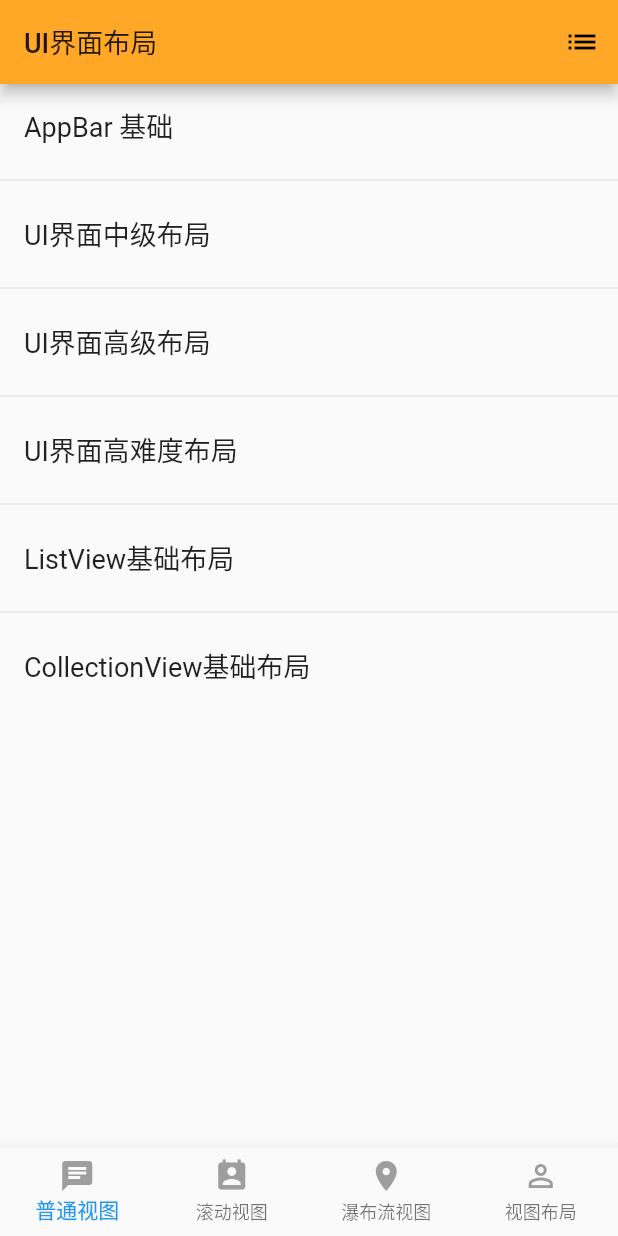
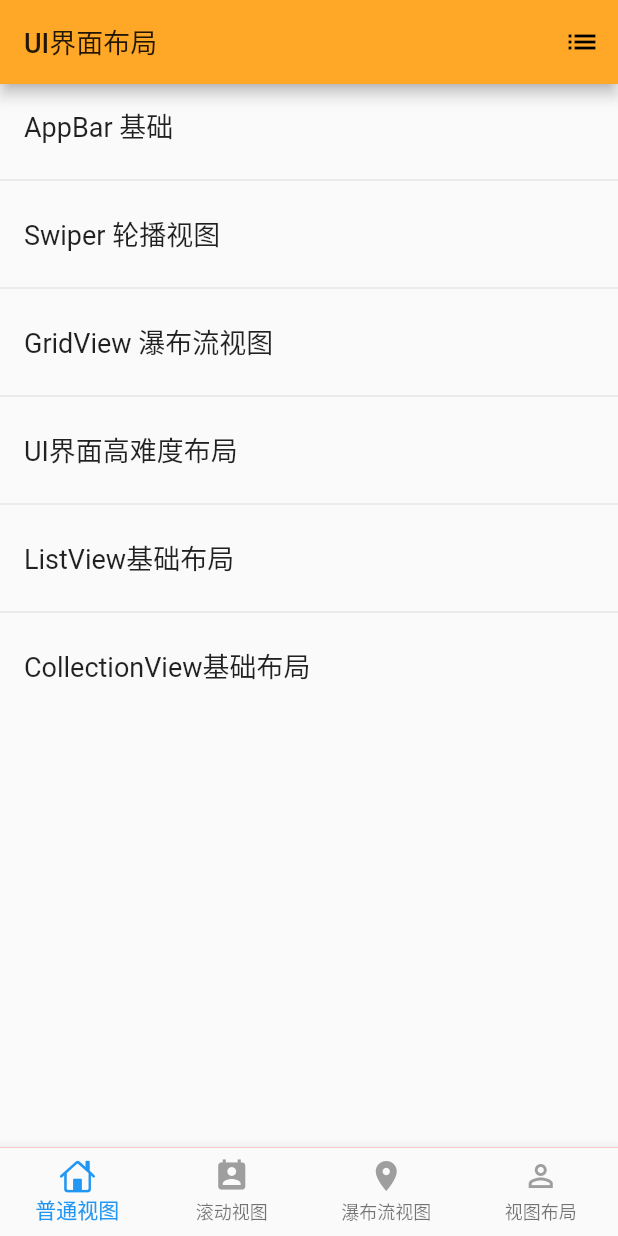
Before and after one commit to opvexe/FlutterNews, a Flutter app: the screen it shows after launch, on a phone screen of 412 x 824 dp. Run offline on Flutter 3.47's test engine with Material 2 defaults, Android fonts, the phone set to English and light mode, and no system bars; our stand-ins replace flutter_swiper.

Commit message:
1,collectionView 视图 2,轮播视图 3,tableview 视图

```diff
--- a/myapp/lib/Page/homeController.dart
+++ b/myapp/lib/Page/homeController.dart
@@ -1,6 +1,8 @@
 import 'package:flutter/material.dart';
-import './normalController.dart';
 import './listController.dart';
+import './bannerSwiper.dart';
+import './gridViewCollection.dart';
+
 import 'package:myapp/AppBar/appbar.dart';
 
 class home extends StatefulWidget {
@@ -56,13 +58,25 @@ class _TableListViewState extends State<TableListView> {
         'class': appbarView(),
       },
       {
-        'title': 'UI界面中级布局',
-        'class': listController(),
+        'title': 'Swiper 轮播视图',
+        'class': bannerSwiperView(),
       },
-      {'title': 'UI界面高级布局', 'class': listController()},
-      {'title': 'UI界面高难度布局', 'class': listController()},
-      {'title': 'ListView基础布局', 'class': listController()},
-      {'title': 'CollectionView基础布局', 'class': listController()}
+      {
+        'title': 'GridView 瀑布流视图',
+        'class': gridViewCollection()
+        },
+      {
+        'title': 'UI界面高难度布局',
+        'class': listController()
+        },
+      {
+        'title': 'ListView基础布局',
+         'class': listController()
+         },
+      {
+        'title': 'CollectionView基础布局',
+        'class': listController()
+        }
     ];
 
     super.initState();
--- a/myapp/lib/Tabbar/tabbarController.dart
+++ b/myapp/lib/Tabbar/tabbarController.dart
@@ -1,3 +1,4 @@
+import 'package:flutter/cupertino.dart';
 import 'package:flutter/material.dart';
 import 'package:myapp/mineController.dart';
 import 'package:myapp/foundController.dart';
@@ -20,7 +21,7 @@ class _tabbarControllerState extends State<tabbarController> {
 
     items = [
       new BottomNavigationBarItem(
-        icon: new Icon(Icons.chat, color: Colors.grey),
+        icon:Icon(CupertinoIcons.home),
         title: new Text("普通视图"),
       ),
       new BottomNavigationBarItem(
@@ -53,6 +54,7 @@ class _tabbarControllerState extends State<tabbarController> {
   @override
   Widget build(BuildContext context) {
     return Scaffold(
+      backgroundColor: Colors.red,  ///设置controller背景视图颜色
       bottomNavigationBar: new BottomNavigationBar(
         items: items,
         type: BottomNavigationBarType.fixed,
--- a/myapp/lib/main.dart
+++ b/myapp/lib/main.dart
@@ -12,6 +12,7 @@ class MyApp extends StatelessWidget {
       title: 'title',
       theme: new ThemeData(
         primaryColor: Colors.orange.shade400, ///tabbar 选中颜色
+        textSelectionColor: Colors.red,
       ),
       home: tabbarController(),
     );
--- a/myapp/pubspec.yaml
+++ b/myapp/pubspec.yaml
@@ -16,12 +16,11 @@ dependencies:
   flutter:
     sdk: flutter
 
+  flutter_swiper : ^1.1.4
   # The following adds the Cupertino Icons font to your application.
   # Use with the CupertinoIcons class for iOS style icons.
   cupertino_icons: ^0.1.2
 
-  #引入第三方包
-  english_words: ^3.1.0
 
 dev_dependencies:
   flutter_test:
```
Also changed, not shown: myapp/lib/AppBar/appbar.dart (+27 -23 lines), myapp/lib/Page/bannerSwiper.dart (added, +36 -0 lines), myapp/lib/Page/gridViewCollection.dart (added, +50 -0 lines).
